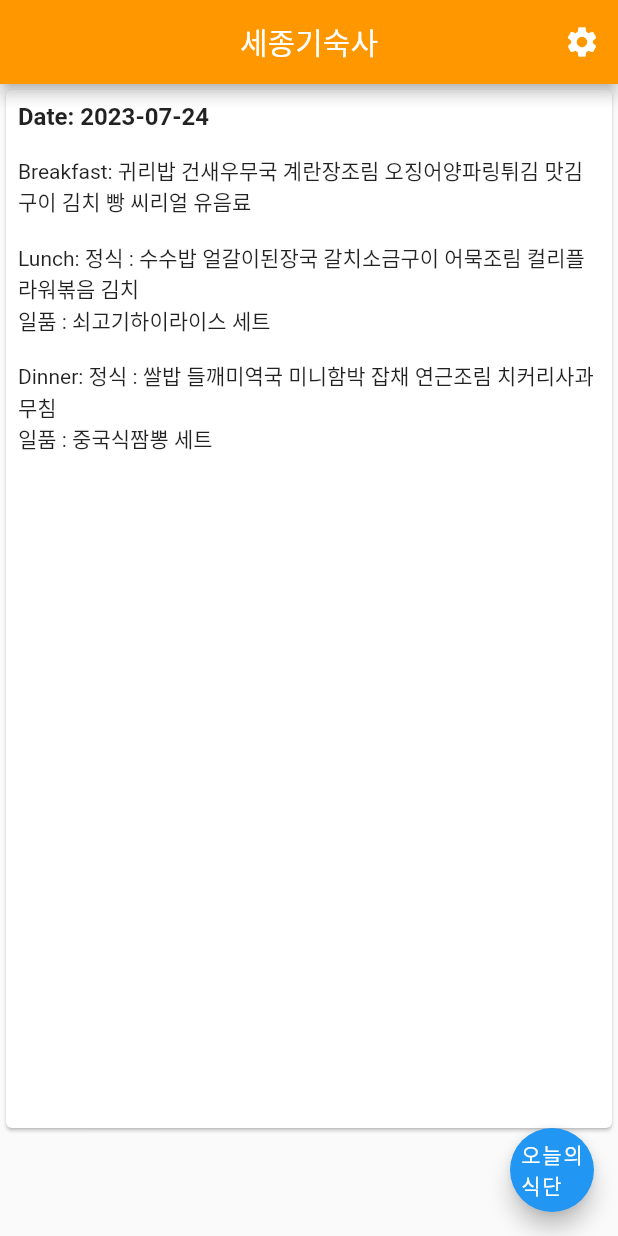
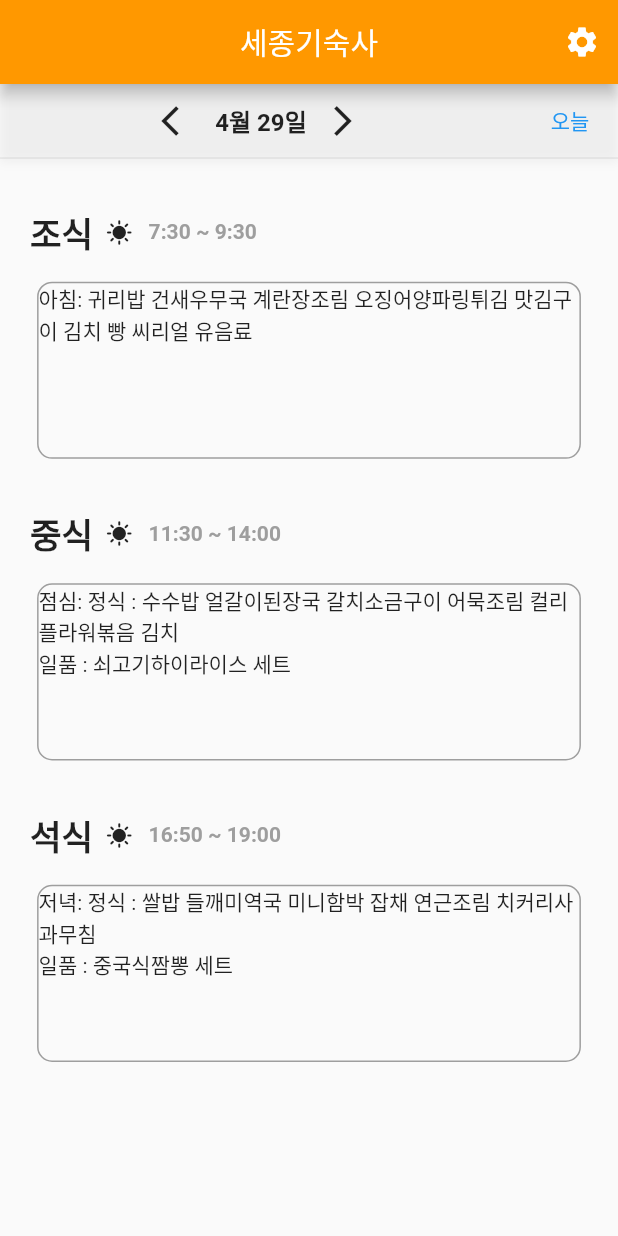
Before and after one commit to whatTodayRice/flutter_whattodayrice, a Flutter app: the screen it shows after launch, on a phone screen of 412 x 824 dp. Run offline on Flutter 3.47's test engine with Material 2 defaults, Android fonts, the phone set to English and light mode, and no system bars; our stand-ins replace sqflite, sqflite_common_ffi, table_calendar; accounts and stored records are empty.

Commit message:
feat: 메인화면 layout 적용

```diff
--- a/lib/models/dummy_happy_meal.dart
+++ b/lib/models/dummy_happy_meal.dart
@@ -8,7 +8,7 @@ List<HappyMealData?> dummyWeeklyData = [
       lunch: "정식 : 수수밥 얼갈이된장국 갈치소금구이 어묵조림 컬리플라워볶음 김치\n일품 : 쇠고기하이라이스 세트",
       dinner: "정식 : 쌀밥 들깨미역국 미니함박 잡채 연근조림 치커리사과무침\n일품 : 중국식짬뽕 세트"),
   HappyMealData(
-      date: "2023 - 06 - 06",
+      date: "2023-07-25",
       breakfast: '1',
       takeout: "카스테라 세트",
       lunch: "정식 : 수수밥 얼갈이된장국 갈치소금구이 어묵조림 컬리플라워볶음 김치\n일품 : 쇠고기하이라이스 세트",
--- a/lib/view/components/calender_row.dart
+++ b/lib/view/components/calender_row.dart
@@ -7,10 +7,12 @@ class CalenderRow extends StatefulWidget {
     super.key,
     required this.width,
     required this.height,
+    required this.onPressed,
   });
 
   final double width;
   final double height;
+  final VoidCallback onPressed;
 
   @override
   State<CalenderRow> createState() => _CalenderRowState();
@@ -36,8 +38,9 @@ class _CalenderRowState extends State<CalenderRow> {
         ],
       ),
       child: Row(
-        mainAxisAlignment: MainAxisAlignment.center,
+        mainAxisAlignment: MainAxisAlignment.start,
         children: <Widget>[
+          const Spacer(),
           const MainScreenIconButton(
             iconShape: Icons.arrow_back_ios,
           ),
@@ -54,6 +57,8 @@ class _CalenderRowState extends State<CalenderRow> {
           const MainScreenIconButton(
             iconShape: Icons.arrow_forward_ios,
           ),
+          const Spacer(),
+          TextButton(onPressed: widget.onPressed, child: const Text('오늘')),
         ],
       ),
     );
--- /dev/null
+++ b/lib/view/components/meal_container.dart
@@ -0,0 +1,27 @@
+import 'package:flutter/material.dart';
+
+class BuildContainer extends StatelessWidget {
+  final double height;
+  final double width;
+  final String content;
+
+  const BuildContainer({
+    super.key,
+    required this.content,
+    required this.height,
+    required this.width,
+  });
+
+  @override
+  Widget build(BuildContext context) {
+    return Container(
+      height: height * 0.1433,
+      width: width * 0.88,
+      decoration: BoxDecoration(
+        borderRadius: BorderRadius.circular(10.0),
+        border: Border.all(width: 1.0, color: Colors.grey),
+      ),
+      child: Text(content),
+    );
+  }
+}
--- a/lib/view/screens/home_screen.dart
+++ b/lib/view/screens/home_screen.dart
@@ -2,15 +2,13 @@ import 'package:flutter/material.dart';
 import 'package:flutter_whattodayrice/view/components/constants.dart';
 import 'package:flutter_whattodayrice/view/components/calender_row.dart';
 import 'package:flutter_whattodayrice/view/components/meal_time_row.dart';
-import 'package:flutter_whattodayrice/view/components/sejong_meal_container.dart';
 import 'package:intl/intl.dart';
 
 import '../../models/happy_meal.dart';
-import '../../services/sejong_fetch_meal_db.dart';
+import '../components/meal_container.dart';
 
 class HomeScreen extends StatefulWidget {
   List<HappyMealData?> weeklyMeals = [];
-
   HomeScreen(this.weeklyMeals, {super.key});
 
   @override
@@ -22,6 +20,9 @@ class _HomeScreenState extends State<HomeScreen> {
 
   @override
   Widget build(BuildContext context) {
+    final double screenWidth = MediaQuery.of(context).size.width;
+    final double screenHeight = MediaQuery.of(context).size.height;
+
     return Scaffold(
       appBar: AppBar(
         backgroundColor: Colors.orange,
@@ -44,13 +45,10 @@ class _HomeScreenState extends State<HomeScreen> {
           itemCount: widget.weeklyMeals.length,
           itemBuilder: (context, index) {
             HappyMealData? meal = widget.weeklyMeals[index];
-            return buildMealCard(meal, index);
+            return buildMealPage(
+                meal, index, screenWidth, screenHeight, moveToTodayMenu);
           },
         ),
-      ),
-      floatingActionButton: FloatingActionButton(
-        onPressed: moveToTodayMenu, // "오늘의 식단" 버튼 클릭 시 moveToTodayMenu 함수 호출
-        child: const Text('오늘의\n식단'),
       ),
     );
   }
@@ -94,36 +92,86 @@ class _HomeScreenState extends State<HomeScreen> {
   }
 }
 
-Widget buildMealCard(HappyMealData? meal, int index) {
+Widget buildMealPage(HappyMealData? meal, int index, double screenWidth,
+    double screenHeight, VoidCallback onPressed) {
   DateTime date = DateTime.now().add(Duration(days: index));
   String formattedDate = DateFormat('yyyy-MM-dd').format(date);
 
   if (meal != null) {
-    return Card(
-      child: Column(
-        crossAxisAlignment: CrossAxisAlignment.start,
+    return Column(
       children: [
+        CalenderRow(
+          width: screenWidth,
+          height: screenHeight,
+          onPressed: onPressed,
+        ),
+        SizedBox(
+          height: screenHeight * 0.039,
+        ),
         Padding(
-            padding: const EdgeInsets.all(8.0),
-            child: Text(
-              'Date: $formattedDate',
-              style: const TextStyle(fontSize: 16, fontWeight: FontWeight.bold),
+          padding: const EdgeInsets.only(left: 20.0),
+          child: MealTimeTextRow(
+              mealTime: breakfastTime,
+              mealType: breakfast,
+              width: screenWidth,
+              height: screenHeight),
         ),
+        SizedBox(
+          height: screenHeight * 0.01,
         ),
         Padding(
           padding: const EdgeInsets.all(8.0),
-            child: Text('Breakfast: ${meal.breakfast}'),
+          child: BuildContainer(
+            content: '아침: ${meal.breakfast}',
+            height: screenHeight,
+            width: screenWidth,
+          ),
+        ),
+        SizedBox(
+          height: screenHeight * 0.03,
+        ),
+        Padding(
+          padding: const EdgeInsets.only(left: 20.0),
+          child: MealTimeTextRow(
+              mealTime: lunchTime,
+              mealType: lunch,
+              width: screenWidth,
+              height: screenHeight),
+        ),
+        SizedBox(
+          height: screenHeight * 0.01,
         ),
         Padding(
           padding: const EdgeInsets.all(8.0),
-            child: Text('Lunch: ${meal.lunch}'),
+          child: BuildContainer(
+            content: '점심: ${meal.lunch}',
+            height: screenHeight,
+            width: screenWidth,
+          ),
+        ),
+        SizedBox(
+          height: screenHeight * 0.03,
+        ),
+        Padding(
+          padding: const EdgeInsets.only(left: 20.0),
+          child: MealTimeTextRow(
+              mealTime: dinnerTime,
+              mealType: dinner,
+              width: screenWidth,
+              height: screenHeight),
+        ),
+        SizedBox(
+          height: screenHeight * 0.01,
         ),
         Padding(
           padding: const EdgeInsets.all(8.0),
-            child: Text('Dinner: ${meal.dinner}'),
+          child: BuildContainer(
+            content: '저녁: ${meal.dinner}',
+            height: screenHeight,
+            width: screenWidth,
+          ),
         ),
       ],
-      ),
     );
   } else {
     return Card(
@@ -137,71 +185,3 @@ Widget buildMealCard(HappyMealData? meal, int index) {
     );
   }
 }
-
-// class MainFragMent extends StatelessWidget {
-//   const MainFragMent({
-//     super.key,
-//     required this.width,
-//     required this.height,
-//   });
-//
-//   final double width;
-//   final double height;
-//
-//   @override
-//   Widget build(BuildContext context) {
-//     return Column(
-//       children: <Widget>[
-//         CalenderRow(
-//           width: width,
-//           height: height,
-//         ),
-//         SizedBox(
-//           height: height * 0.039,
-//         ),
-//         Padding(
-//           padding: const EdgeInsets.only(left: 20.0),
-//           child: MealTimeTextRow(
-//               mealTime: breakfastTime,
-//               mealType: breakfast,
-//               width: width,
-//               height: height),
-//         ),
-//         SizedBox(
-//           height: height * 0.026,
-//         ),
-//         SejongBreakfastContainer(height: height, width: width),
-//         SizedBox(
-//           height: height * 0.1,
-//         ),
-//         Padding(
-//           padding: const EdgeInsets.only(left: 20.0),
-//           child: MealTimeTextRow(
-//               mealTime: lunchTime,
-//               mealType: lunch,
-//               width: width,
-//               height: height),
-//         ),
-//         SizedBox(
-//           height: height * 0.026,
-//         ),
-//         SejongLunchContainer(height: height, width: width),
-//         SizedBox(
-//           height: height * 0.1,
-//         ),
-//         Padding(
-//           padding: const EdgeInsets.only(left: 20.0),
-//           child: MealTimeTextRow(
-//               mealTime: dinnerTime,
-//               mealType: dinner,
-//               width: width,
-//               height: height),
-//         ),
-//         SizedBox(
-//           height: height * 0.026,
-//         ),
-//         SejongDinnerContainer(height: height, width: width),
-//       ],
-//     );
-//   }
-// }
```
Lines whose indentation alone changed are shown as unchanged.
